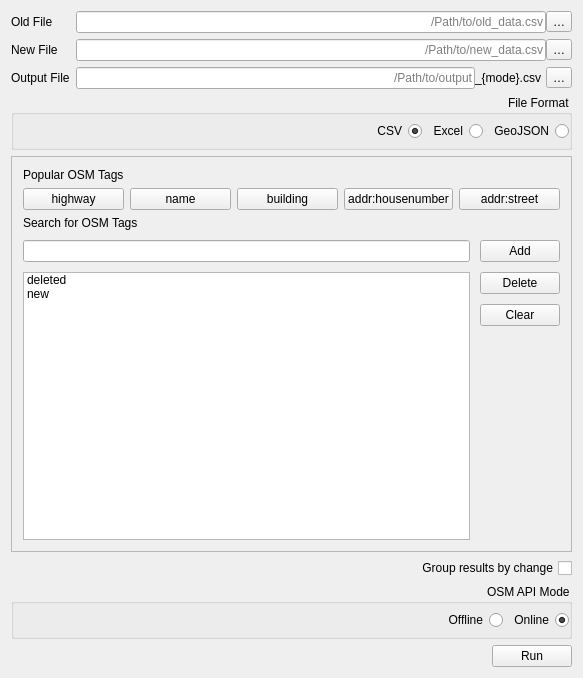
Above: chameleon/qt/design.ui from KaartGroup/Chameleon before the change. Below: the same form after it.
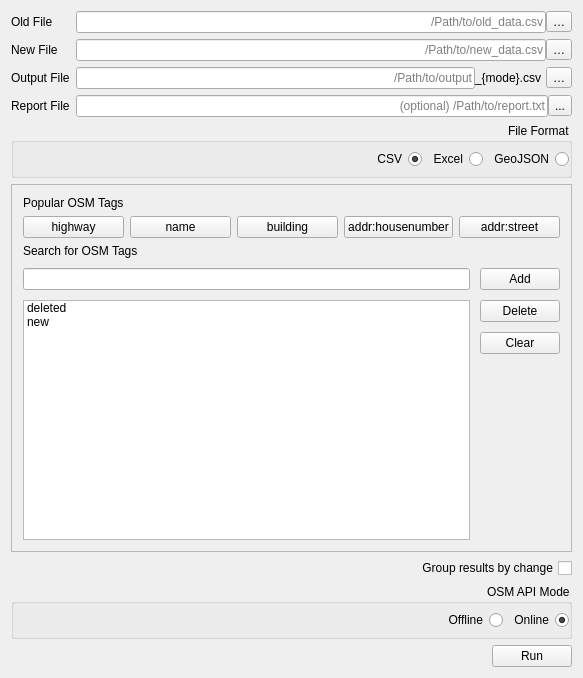
That is the form after the change. Custom widgets are drawn as their Qt base class.

Commit message:
Output optional report file (#13)
Allow outputting the content of the report popup to a user-defined file.

Patch:
```diff
--- a/chameleon/qt/design.ui
+++ b/chameleon/qt/design.ui
@@ -220,6 +220,55 @@
         </item>
        </layout>
       </item>
+      <item row="3" column="0">
+       <widget class="QLabel" name="label">
+        <property name="text">
+         <string>Report File</string>
+        </property>
+       </widget>
+      </item>
+      <item row="3" column="1">
+       <layout class="QHBoxLayout" name="reportHLayout" stretch="0,0">
+        <property name="spacing">
+         <number>0</number>
+        </property>
+        <property name="sizeConstraint">
+         <enum>QLayout::SetMinimumSize</enum>
+        </property>
+        <item>
+         <widget class="QLineEdit" name="reportFileNameBox">
+          <property name="sizePolicy">
+           <sizepolicy hsizetype="Expanding" vsizetype="Fixed">
+            <horstretch>1</horstretch>
+            <verstretch>0</verstretch>
+           </sizepolicy>
+          </property>
+          <property name="minimumSize">
+           <size>
+            <width>320</width>
+            <height>0</height>
+           </size>
+          </property>
+          <property name="alignment">
+           <set>Qt::AlignRight|Qt::AlignTrailing|Qt::AlignVCenter</set>
+          </property>
+          <property name="placeholderText">
+           <string>(optional) /Path/to/report.txt</string>
+          </property>
+         </widget>
+        </item>
+        <item>
+         <widget class="QToolButton" name="reportFileSelectButton">
+          <property name="toolTip">
+           <string>(optional) Set save location for report file.</string>
+          </property>
+          <property name="text">
+           <string>...</string>
+          </property>
+         </widget>
+        </item>
+       </layout>
+      </item>
      </layout>
     </item>
     <item>
```
The commit also changes 1 other file.
